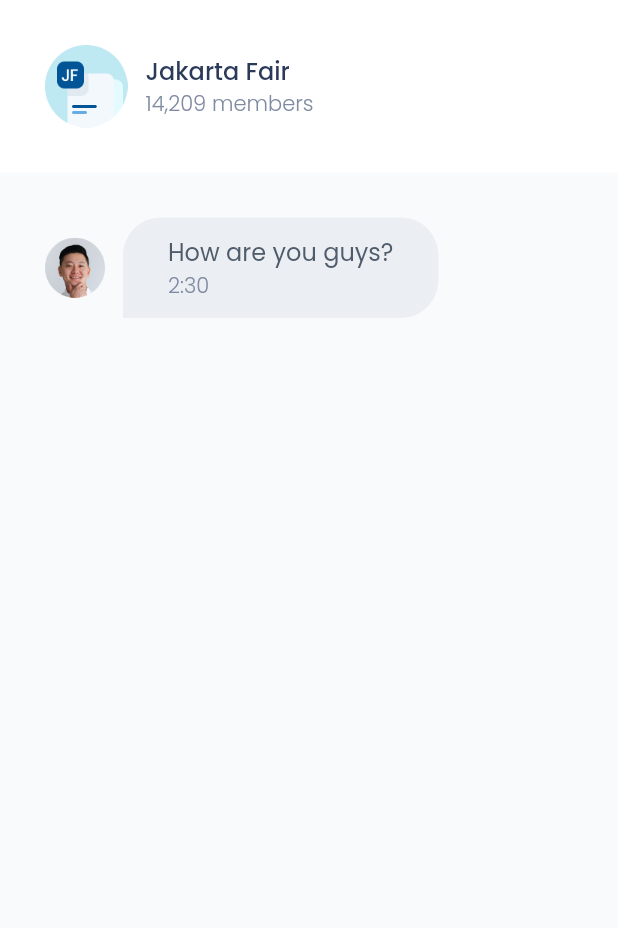
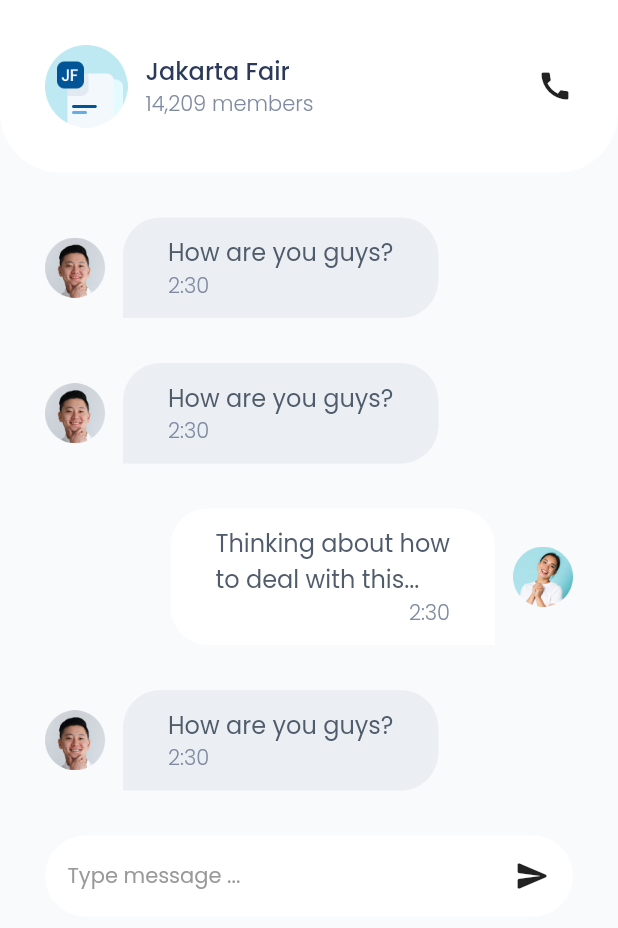
Before and after one commit to linggamdj/flutter-starter, a Flutter app: the screen it shows after launch, on a phone screen of 412 x 824 dp. Shown: the top 928 px of the screen. Run offline on Flutter 3.47's test engine with Material 2 defaults, Android fonts, the phone set to English and light mode, and no system bars.

Commit message:
msg_page done

```diff
--- a/chat_apps/lib/pages/message_page.dart
+++ b/chat_apps/lib/pages/message_page.dart
@@ -1,5 +1,6 @@
 import 'package:flutter/material.dart';
 import 'package:chat_apps/theme.dart';
+import 'package:chat_apps/widgets/msg_tile.dart';
 
 class MessagePage extends StatelessWidget {
   @override
@@ -13,6 +14,7 @@ class MessagePage extends StatelessWidget {
       // ),
       // floatingActionButtonLocation: FloatingActionButtonLocation.startTop,
       body: SafeArea(
+        child: SingleChildScrollView(
           child: Column(
             children: [
               Container(
@@ -20,6 +22,9 @@ class MessagePage extends StatelessWidget {
                 padding: EdgeInsets.all(30),
                 decoration: BoxDecoration(
                   color: whiteColor,
+                  borderRadius: BorderRadius.vertical(
+                    bottom: Radius.circular(40),
+                  ),
                 ),
                 child: Row(
                   children: [
@@ -33,40 +38,43 @@ class MessagePage extends StatelessWidget {
                       crossAxisAlignment: CrossAxisAlignment.start,
                       children: [
                         Text("Jakarta Fair", style: titleTextStyle),
-                      Text("14,209 members", style: subtitleTextStyle)
+                        Text("14,209 members", style: subtitleTextStyle),
                       ],
                     ),
+                    Spacer(),
+                    Icon(Icons.call),
                   ],
                 ),
               ),
+              MessageTile(),
+              MessageTile(),
               Padding(
-              padding: EdgeInsets.all(30),
+                padding: EdgeInsets.only(
+                  left: 30,
+                  top: 30,
+                  right: 30,
+                ),
                 child: Row(
+                  mainAxisAlignment: MainAxisAlignment.end,
                   children: [
-                  Image.asset(
-                    'assets/images/chat_1.png',
-                    width: 40,
-                    height: 40,
-                  ),
-                  SizedBox(
-                    width: 12,
-                  ),
                     Container(
-                    padding: EdgeInsets.symmetric(vertical: 11, horizontal: 30),
+                      padding:
+                          EdgeInsets.symmetric(vertical: 11, horizontal: 30),
                       decoration: BoxDecoration(
-                      color: lightGrayColor,
+                        color: whiteColor,
                         borderRadius: BorderRadius.only(
                           topLeft: Radius.circular(25),
                           topRight: Radius.circular(25),
-                        bottomRight: Radius.circular(25),
+                          bottomLeft: Radius.circular(25),
                         ),
                       ),
                       child: Column(
-                      crossAxisAlignment: CrossAxisAlignment.start,
+                        crossAxisAlignment: CrossAxisAlignment.end,
                         children: [
                           Text(
-                          "How are you guys?",
-                          style: TextStyle(color: darkGeryColor, fontSize: 16),
+                            "Thinking about how\nto deal with this...",
+                            style:
+                                TextStyle(color: darkGeryColor, fontSize: 16),
                           ),
                           Text(
                             "2:30",
@@ -74,11 +82,41 @@ class MessagePage extends StatelessWidget {
                           ),
                         ],
                       ),
-                  )
+                    ),
+                    SizedBox(
+                      width: 12,
+                    ),
+                    Image.asset(
+                      'assets/images/chat_3.png',
+                      width: 40,
+                      height: 40,
+                    ),
                   ],
                 ),
-            )
+              ),
+              MessageTile(),
+              Padding(
+                padding: EdgeInsets.all(30),
+                child: Container(
+                    width: double.infinity,
+                    padding: EdgeInsets.all(15),
+                    decoration: BoxDecoration(
+                      color: whiteColor,
+                      borderRadius: BorderRadius.circular(50),
+                    ),
+                    child: Row(
+                      children: [
+                        Text(
+                          "Type message ...",
+                          style: TextStyle(color: darkGrayColor),
+                        ),
+                        Spacer(),
+                        Icon(Icons.send_rounded),
                       ],
+                    )),
+              ),
+            ],
+          ),
         ),
       ),
     );
--- a/chat_apps/lib/theme.dart
+++ b/chat_apps/lib/theme.dart
@@ -10,6 +10,7 @@ Color greenColor = Color(0xff29CB9E);
 Color lightGreyColor = Color(0xffF8FAFC);
 Color darkGeryColor = Color(0xff505C6B);
 Color lightGrayColor = Color(0xffEBEFF3);
+Color darkGrayColor = Color(0xff999999);
 
 TextStyle titleTextStyle = TextStyle(
   color: blackColor,
--- a/chat_apps/lib/widgets/msg_tile.dart
+++ b/chat_apps/lib/widgets/msg_tile.dart
@@ -0,0 +1,51 @@
+import 'package:flutter/material.dart';
+import 'package:chat_apps/theme.dart';
+
+class MessageTile extends StatelessWidget {
+  @override
+  Widget build(BuildContext context) {
+    return Padding(
+      padding: EdgeInsets.only(
+        left: 30,
+        top: 30,
+        right: 30,
+      ),
+      child: Row(
+        children: [
+          Image.asset(
+            'assets/images/chat_1.png',
+            width: 40,
+            height: 40,
+          ),
+          SizedBox(
+            width: 12,
+          ),
+          Container(
+            padding: EdgeInsets.symmetric(vertical: 11, horizontal: 30),
+            decoration: BoxDecoration(
+              color: lightGrayColor,
+              borderRadius: BorderRadius.only(
+                topLeft: Radius.circular(25),
+                topRight: Radius.circular(25),
+                bottomRight: Radius.circular(25),
+              ),
+            ),
+            child: Column(
+              crossAxisAlignment: CrossAxisAlignment.start,
+              children: [
+                Text(
+                  "How are you guys?",
+                  style: TextStyle(color: darkGeryColor, fontSize: 16),
+                ),
+                Text(
+                  "2:30",
+                  style: subtitleTextStyle,
+                ),
+              ],
+            ),
+          )
+        ],
+      ),
+    );
+  }
+}
```
Lines whose indentation alone changed are shown as unchanged.
